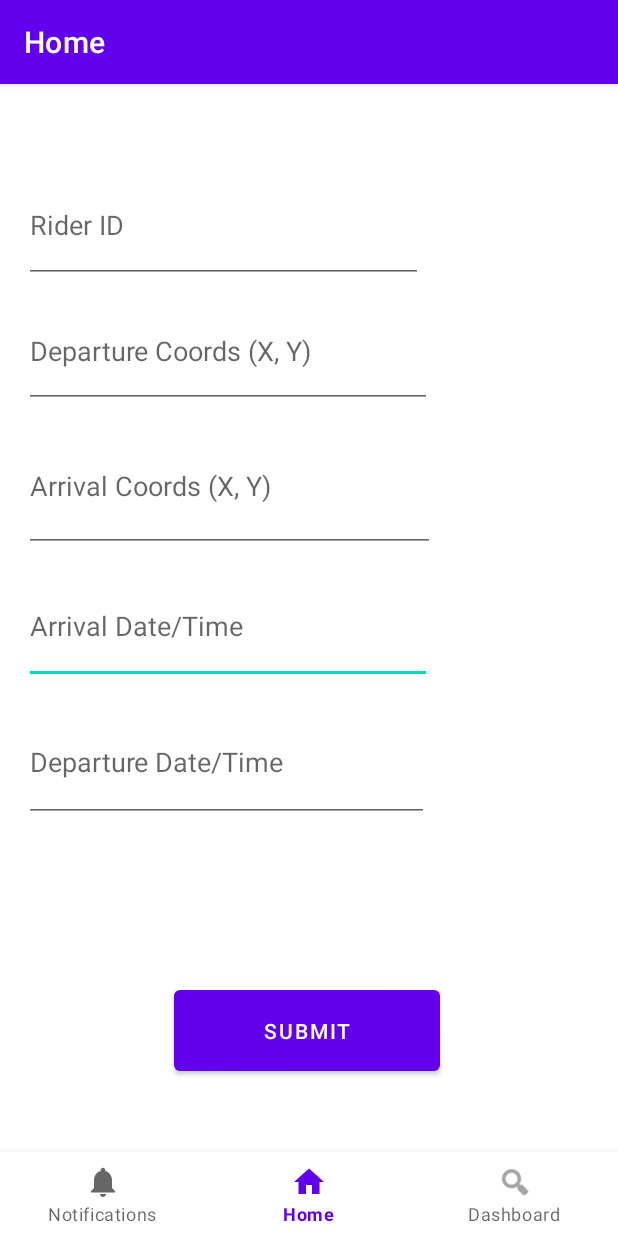
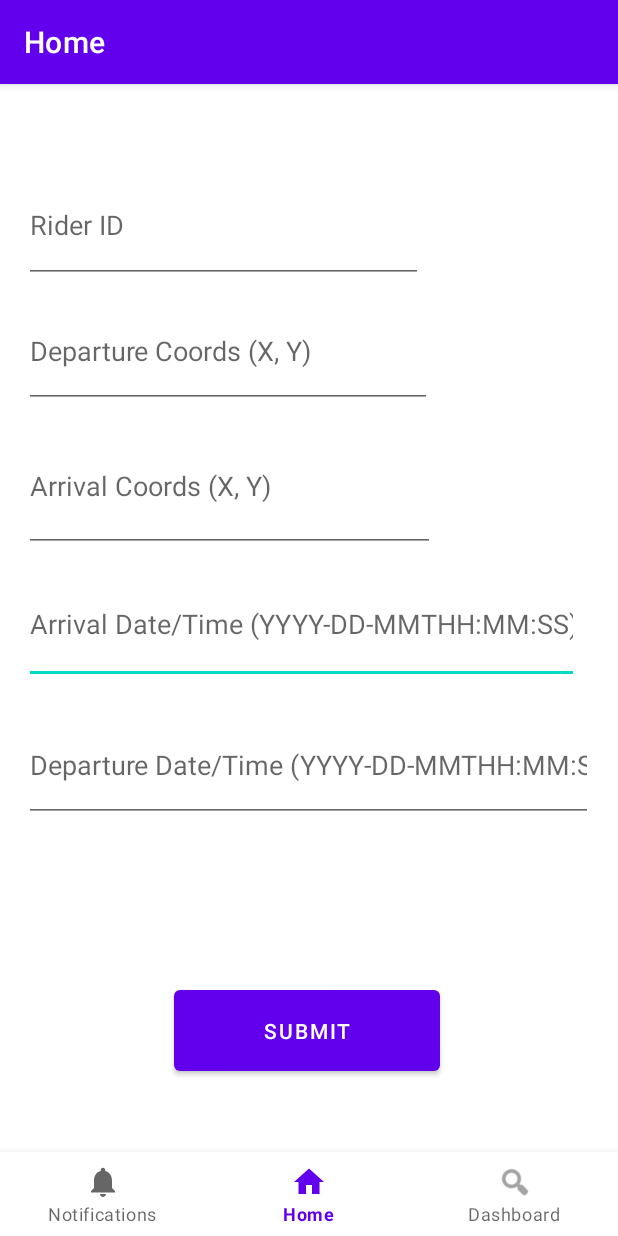
Before and after one commit to Jtho28/RollTogether, an Android app: the screen it shows after launch (MainActivity), on a phone screen of 412 x 824 dp. Run offline under Robolectric (Android 15) with nearby library versions, the phone set to English and light mode, and no system bars; our stand-ins replace navigation-ui.

Commit message:
First basic release

```diff
--- a/android/app/src/main/java/com/example/rolltogether/ui/dashboard/DashboardFragment.kt
+++ b/android/app/src/main/java/com/example/rolltogether/ui/dashboard/DashboardFragment.kt
@@ -54,7 +54,7 @@ class DashboardFragment : Fragment() {
             val riderId = view.findViewById<EditText>(R.id.riderID)
 
             val request = Request.Builder()
-                .url("http://192.168.0.232:5000/recommend/" + riderId.text.toString())
+                .url("https://roll-together-3nzis7ktnq-uc.a.run.app/recommend/" + riderId.text.toString())
                 .build()
 
             client.newCall(request).enqueue(object : Callback {
--- a/android/app/src/main/java/com/example/rolltogether/ui/home/HomeFragment.kt
+++ b/android/app/src/main/java/com/example/rolltogether/ui/home/HomeFragment.kt
@@ -100,7 +100,7 @@ class HomeFragment : Fragment() {
             println(riderId.text.toString())
 
             val request = Request.Builder()
-                .url("http://192.168.0.232:5000/api/schedules")
+                .url("https://roll-together-3nzis7ktnq-uc.a.run.app/api/schedules")
                 .post(body)
                 .build()
 
--- a/android/app/src/main/java/com/example/rolltogether/ui/notifications/NotificationsFragment.kt
+++ b/android/app/src/main/java/com/example/rolltogether/ui/notifications/NotificationsFragment.kt
@@ -60,7 +60,7 @@ class NotificationsFragment : Fragment() {
                 .build()
 
             val request = Request.Builder()
-                .url("http://192.168.0.232:5000/api/riders")
+                .url("https://roll-together-3nzis7ktnq-uc.a.run.app/api/riders")
                 .post(body)
                 .build()
 
--- a/android/app/src/main/res/layout/fragment_home.xml
+++ b/android/app/src/main/res/layout/fragment_home.xml
@@ -8,12 +8,12 @@
 
     <EditText
         android:id="@+id/arrival_date"
-        android:layout_width="272dp"
-        android:layout_height="77dp"
+        android:layout_width="370dp"
+        android:layout_height="80dp"
         android:layout_marginStart="16dp"
         android:layout_marginBottom="368dp"
         android:ems="10"
-        android:hint="Arrival Date/Time"
+        android:hint="Arrival Date/Time (YYYY-DD-MMTHH:MM:SS)"
         android:inputType="text"
         app:layout_constraintBottom_toBottomOf="parent"
         app:layout_constraintStart_toStartOf="parent" />
@@ -68,12 +68,12 @@
 
     <EditText
         android:id="@+id/departure_date"
-        android:layout_width="270dp"
-        android:layout_height="80dp"
+        android:layout_width="379dp"
+        android:layout_height="75dp"
         android:layout_marginStart="16dp"
         android:layout_marginBottom="276dp"
         android:ems="10"
-        android:hint="Departure Date/Time"
+        android:hint="Departure Date/Time (YYYY-DD-MMTHH:MM:SS)"
         android:inputType="text"
         app:layout_constraintBottom_toBottomOf="parent"
         app:layout_constraintStart_toStartOf="parent" />
```
Also changed, not shown: 1 other file.
